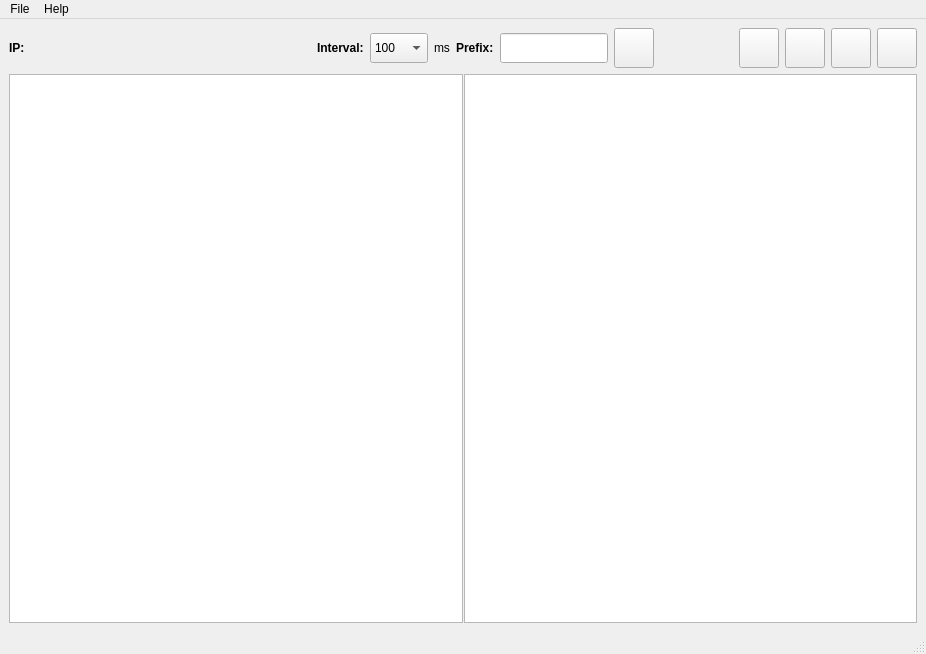
This is ic6_comm.ui in xmartinly/ic6comm as Qt 5 draws it before an edit. The edited form follows.
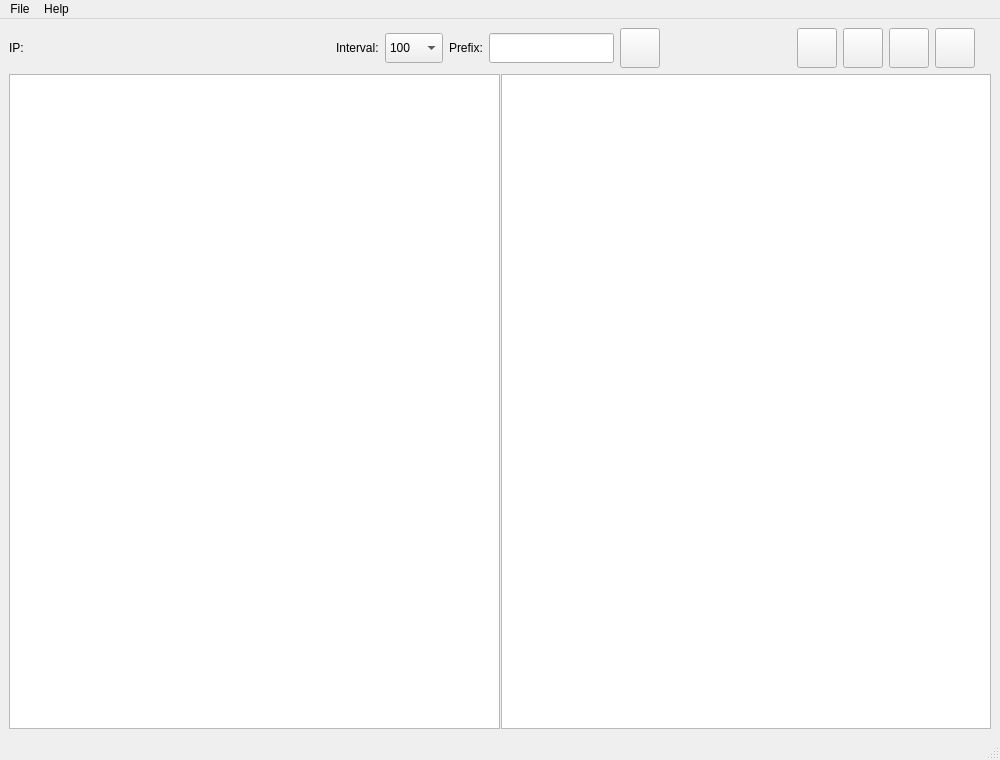
This is the edited form. Icons and pictures are not drawn. Custom widgets are drawn as their Qt base class.

Diff of the .ui file:
```diff
--- a/ic6_comm.ui
+++ b/ic6_comm.ui
@@ -6,15 +6,53 @@
    <rect>
     <x>0</x>
     <y>0</y>
-    <width>926</width>
-    <height>654</height>
+    <width>1000</width>
+    <height>760</height>
    </rect>
   </property>
+  <property name="minimumSize">
+   <size>
+    <width>1000</width>
+    <height>760</height>
+   </size>
+  </property>
   <property name="windowTitle">
    <string>IC6Comm</string>
   </property>
   <widget class="QWidget" name="centralwidget">
-   <layout class="QGridLayout" name="gridLayout" rowstretch="1,99">
+   <layout class="QGridLayout" name="gridLayout" rowstretch="1,999">
+    <item row="0" column="8">
+     <widget class="QToolButton" name="tb_start">
+      <property name="minimumSize">
+       <size>
+        <width>40</width>
+        <height>40</height>
+       </size>
+      </property>
+      <property name="maximumSize">
+       <size>
+        <width>40</width>
+        <height>40</height>
+       </size>
+      </property>
+      <property name="toolTip">
+       <string>Start all</string>
+      </property>
+      <property name="text">
+       <string/>
+      </property>
+      <property name="icon">
+       <iconset resource="facade/res.qrc">
+        <normaloff>:/Picture/svg/wm_play.svg</normaloff>:/Picture/svg/wm_play.svg</iconset>
+      </property>
+      <property name="iconSize">
+       <size>
+        <width>36</width>
+        <height>36</height>
+       </size>
+      </property>
+     </widget>
+    </item>
     <item row="0" column="3">
      <widget class="QComboBox" name="comboBox">
       <property name="minimumSize">
@@ -23,6 +61,12 @@
         <height>30</height>
        </size>
       </property>
+      <property name="maximumSize">
+       <size>
+        <width>16777215</width>
+        <height>30</height>
+       </size>
+      </property>
       <item>
        <property name="text">
         <string>100</string>
@@ -50,8 +94,15 @@
       </item>
      </widget>
     </item>
-    <item row="0" column="10">
-     <widget class="QToolButton" name="tb_stop">
+    <item row="0" column="2">
+     <widget class="QLabel" name="label_2">
+      <property name="text">
+       <string>Interval:</string>
+      </property>
+     </widget>
+    </item>
+    <item row="0" column="6">
+     <widget class="QToolButton" name="tb_new">
       <property name="minimumSize">
        <size>
         <width>40</width>
@@ -82,6 +133,13 @@
       </property>
      </widget>
     </item>
+    <item row="0" column="0">
+     <widget class="QLabel" name="label">
+      <property name="text">
+       <string>IP:</string>
+      </property>
+     </widget>
+    </item>
     <item row="1" column="0" colspan="13">
      <widget class="QSplitter" name="splitter">
       <property name="styleSheet">
@@ -97,7 +155,71 @@
       <widget class="QTableWidget" name="tbl_detail"/>
      </widget>
     </item>
-    <item row="0" column="11">
+    <item row="0" column="12">
+     <spacer name="horizontalSpacer_3">
+      <property name="orientation">
+       <enum>Qt::Horizontal</enum>
+      </property>
+      <property name="sizeType">
+       <enum>QSizePolicy::Fixed</enum>
+      </property>
+      <property name="sizeHint" stdset="0">
+       <size>
+        <width>10</width>
+        <height>20</height>
+       </size>
+      </property>
+     </spacer>
+    </item>
+    <item row="0" column="5">
+     <widget class="QLineEdit" name="lineEdit">
+      <property name="minimumSize">
+       <size>
+        <width>0</width>
+        <height>30</height>
+       </size>
+      </property>
+      <property name="maximumSize">
+       <size>
+        <width>16777215</width>
+        <height>30</height>
+       </size>
+      </property>
+     </widget>
+    </item>
+    <item row="0" column="9">
+     <widget class="QToolButton" name="tb_stop">
+      <property name="minimumSize">
+       <size>
+        <width>40</width>
+        <height>40</height>
+       </size>
+      </property>
+      <property name="maximumSize">
+       <size>
+        <width>40</width>
+        <height>40</height>
+       </size>
+      </property>
+      <property name="toolTip">
+       <string>Stop all</string>
+      </property>
+      <property name="text">
+       <string/>
+      </property>
+      <property name="icon">
+       <iconset resource="facade/res.qrc">
+        <normaloff>:/Picture/svg/wm_stop.svg</normaloff>:/Picture/svg/wm_stop.svg</iconset>
+      </property>
+      <property name="iconSize">
+       <size>
+        <width>36</width>
+        <height>36</height>
+       </size>
+      </property>
+     </widget>
+    </item>
+    <item row="0" column="10">
      <widget class="QToolButton" name="tb_restart">
       <property name="minimumSize">
        <size>
@@ -129,95 +251,36 @@
       </property>
      </widget>
     </item>
+    <item row="0" column="7">
+     <spacer name="horizontalSpacer">
+      <property name="orientation">
+       <enum>Qt::Horizontal</enum>
+      </property>
+      <property name="sizeHint" stdset="0">
+       <size>
+        <width>40</width>
+        <height>20</height>
+       </size>
+      </property>
+     </spacer>
+    </item>
     <item row="0" column="1">
      <widget class="IPAddress" name="widget" native="true">
       <property name="minimumSize">
        <size>
-        <width>280</width>
-        <height>25</height>
-       </size>
-      </property>
-     </widget>
-    </item>
-    <item row="0" column="2">
-     <widget class="QLabel" name="label_4">
-      <property name="minimumSize">
-       <size>
-        <width>0</width>
+        <width>300</width>
         <height>30</height>
-       </size>
-      </property>
-      <property name="font">
-       <font>
-        <bold>true</bold>
-       </font>
-      </property>
-      <property name="text">
-       <string>Interval:</string>
-      </property>
-     </widget>
-    </item>
-    <item row="0" column="9">
-     <widget class="QToolButton" name="tb_start">
-      <property name="minimumSize">
-       <size>
-        <width>40</width>
-        <height>40</height>
        </size>
       </property>
       <property name="maximumSize">
        <size>
-        <width>40</width>
-        <height>40</height>
-       </size>
-      </property>
-      <property name="toolTip">
-       <string>Start all</string>
-      </property>
-      <property name="text">
-       <string/>
-      </property>
-      <property name="icon">
-       <iconset resource="facade/res.qrc">
-        <normaloff>:/Picture/svg/wm_play.svg</normaloff>:/Picture/svg/wm_play.svg</iconset>
-      </property>
-      <property name="iconSize">
-       <size>
-        <width>36</width>
-        <height>36</height>
-       </size>
-      </property>
-     </widget>
-    </item>
-    <item row="0" column="6">
-     <widget class="QLineEdit" name="lineEdit">
-      <property name="minimumSize">
-       <size>
-        <width>0</width>
+        <width>300</width>
         <height>30</height>
        </size>
       </property>
      </widget>
     </item>
-    <item row="0" column="0">
-     <widget class="QLabel" name="label_2">
-      <property name="minimumSize">
-       <size>
-        <width>0</width>
-        <height>35</height>
-       </size>
-      </property>
-      <property name="font">
-       <font>
-        <bold>true</bold>
-       </font>
-      </property>
-      <property name="text">
-       <string>IP:</string>
-      </property>
-     </widget>
-    </item>
-    <item row="0" column="12">
+    <item row="0" column="11">
      <widget class="QToolButton" name="tb_folder">
       <property name="minimumSize">
        <size>
@@ -251,80 +314,11 @@
     </item>
     <item row="0" column="4">
      <widget class="QLabel" name="label_3">
-      <property name="minimumSize">
-       <size>
-        <width>0</width>
-        <height>35</height>
-       </size>
-      </property>
-      <property name="text">
-       <string>ms</string>
-      </property>
-     </widget>
-    </item>
-    <item row="0" column="5">
-     <widget class="QLabel" name="label_5">
-      <property name="minimumSize">
-       <size>
-        <width>0</width>
-        <height>35</height>
-       </size>
-      </property>
-      <property name="font">
-       <font>
-        <bold>true</bold>
-       </font>
-      </property>
       <property name="text">
        <string>Prefix:</string>
       </property>
      </widget>
     </item>
-    <item row="0" column="7">
-     <widget class="QToolButton" name="tb_new">
-      <property name="minimumSize">
-       <size>
-        <width>40</width>
-        <height>40</height>
-       </size>
-      </property>
-      <property name="maximumSize">
-       <size>
-        <width>40</width>
-        <height>40</height>
-       </size>
-      </property>
-      <property name="toolTip">
-       <string>Add new IC/6</string>
-      </property>
-      <property name="text">
-       <string/>
-      </property>
-      <property name="icon">
-       <iconset resource="facade/res.qrc">
-        <normaloff>:/Picture/svg/wm_new_copy.svg</normaloff>:/Picture/svg/wm_new_copy.svg</iconset>
-      </property>
-      <property name="iconSize">
-       <size>
-        <width>36</width>
-        <height>36</height>
-       </size>
-      </property>
-     </widget>
-    </item>
-    <item row="0" column="8">
-     <spacer name="horizontalSpacer">
-      <property name="orientation">
-       <enum>Qt::Horizontal</enum>
-      </property>
-      <property name="sizeHint" stdset="0">
-       <size>
-        <width>40</width>
-        <height>20</height>
-       </size>
-      </property>
-     </spacer>
-    </item>
    </layout>
   </widget>
   <widget class="QMenuBar" name="menubar">
@@ -332,7 +326,7 @@
     <rect>
      <x>0</x>
      <y>0</y>
-     <width>926</width>
+     <width>1000</width>
      <height>20</height>
     </rect>
    </property>
```
Left out of the diff: 4 changed lines with no effect on the pictures.
